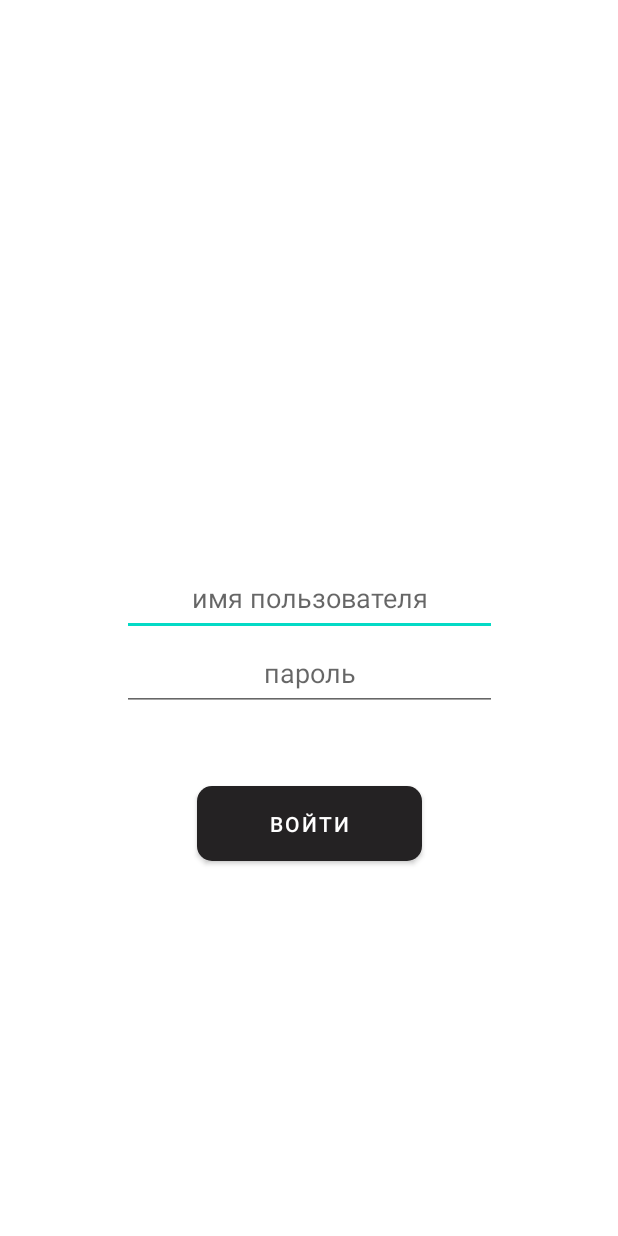
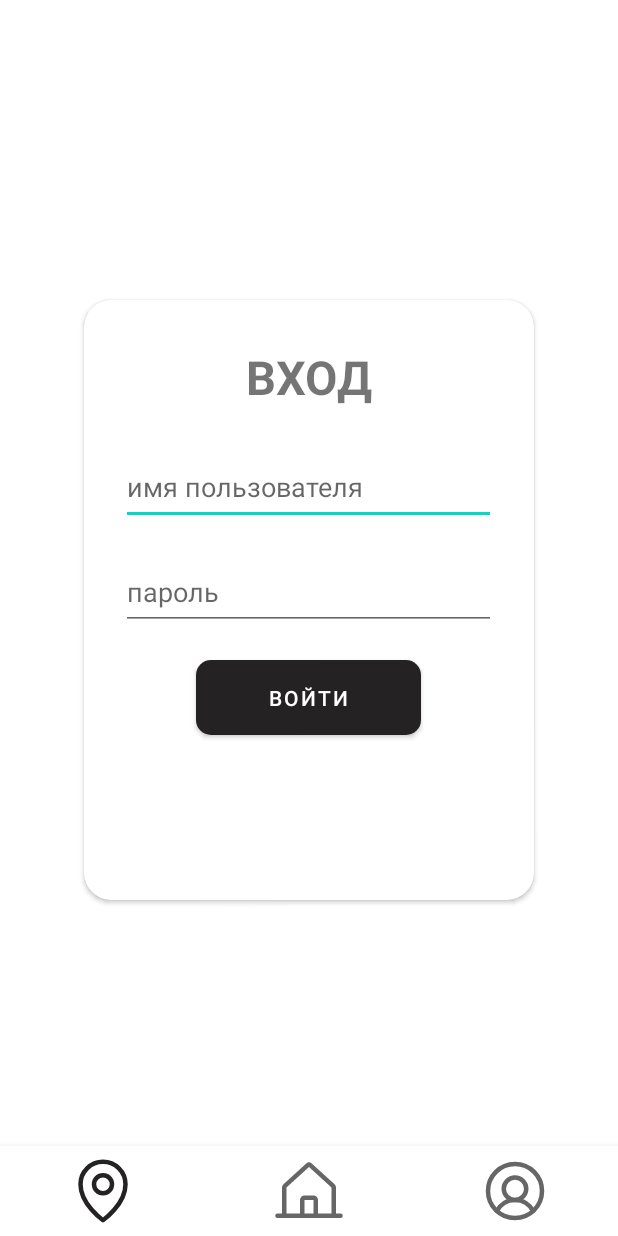
Before and after one commit to drDeepl/institute-mobile-labs, an Android app: the screen it shows after launch (UserAccountActivity), item 3 of the bottom bar chosen, on a phone screen of 412 x 824 dp. Run offline under Robolectric (Android 15) with nearby library versions, the phone set to English and light mode, and no system bars; libraries missing offline, so code that uses them is left out: org.slf4j; 1 statement that could not run was skipped.

Commit message:
added design form sign in

```diff
--- a/app/src/main/java/com/example/lab5v2/MainActivity.kt
+++ b/app/src/main/java/com/example/lab5v2/MainActivity.kt
@@ -47,9 +47,8 @@ class MainActivity : AppCompatActivity() {
         btnFindTransport.setOnClickListener {
             setCurrentLocationOnMap()
         }
+
         val navigationBottom: BottomNavigationView = findViewById(R.id.bottom_navigation)
-
-
         navigationBottom.setOnNavigationItemSelectedListener { item ->
             when(item.itemId) {
                 R.id.to_find_transport -> {
@@ -57,6 +56,7 @@ class MainActivity : AppCompatActivity() {
 
                 }
                 R.id.to_profile-> toProfileActivity()
+                R.id.to_main_activity -> toMainActivity()
 
             }
             true
@@ -89,11 +89,22 @@ class MainActivity : AppCompatActivity() {
 
 
 
+
+
     private fun toProfileActivity(){
         val intent: Intent = Intent(this, UserAccountActivity::class.java)
         startActivity(intent)
 
     }
+    private fun toMainActivity(){
+        val intent: Intent = Intent(this, MainActivity::class.java)
+        startActivity(intent)
+
+    }
+
+
+
+
     private fun init() {
         LOGGER.info("INIT")
         fusedLocationProviderClient = LocationServices.getFusedLocationProviderClient(this)
--- a/app/src/main/res/layout/activity_user_account.xml
+++ b/app/src/main/res/layout/activity_user_account.xml
@@ -6,13 +6,42 @@
     android:layout_height="match_parent"
     tools:context=".UserAccountActivity">
 
+    <androidx.cardview.widget.CardView
+        android:id="@+id/sign_in_form_card"
+        android:layout_width="300dp"
+        android:layout_height="400dp"
+        android:layout_marginTop="200dp"
+        app:cardCornerRadius="18dp"
+        android:elevation="10dp"
+        app:layout_constraintEnd_toEndOf="parent"
+        app:layout_constraintHorizontal_bias="0.5"
+        app:layout_constraintStart_toStartOf="parent"
+        app:layout_constraintTop_toTopOf="parent">
+        <TextView
+            android:id="@+id/header_card_sign_in"
+            android:layout_width="250dp"
+            android:layout_height="50dp"
+            android:layout_marginTop="30dp"
+            android:textAlignment="center"
+            android:text="ВХОД"
+            android:textStyle="bold"
+            android:textSize="31dp"
+            android:layout_gravity="center_horizontal"
+            app:layout_constraintEnd_toEndOf="parent"
+            app:layout_constraintHorizontal_bias="0.5"
+            app:layout_constraintStart_toStartOf="parent"
+            app:layout_constraintBottom_toBottomOf="parent"
+            />
+
+
+
         <EditText
             android:id="@+id/username_edit_text"
             android:layout_width="250dp"
             android:layout_height="50dp"
-        android:layout_marginBottom="400dp"
+            android:layout_marginTop="100dp"
             android:hint="имя пользователя"
-        android:gravity="center"
+            android:layout_gravity="center_horizontal"
             app:layout_constraintEnd_toEndOf="parent"
             app:layout_constraintHorizontal_bias="0.5"
             app:layout_constraintStart_toStartOf="parent"
@@ -22,9 +51,9 @@
             android:id="@+id/password_edit_text"
             android:layout_width="250dp"
             android:layout_height="50dp"
-        android:layout_marginBottom="350dp"
+            android:layout_marginTop="170dp"
             android:hint="пароль"
-        android:gravity="center"
+            android:layout_gravity="center_horizontal"
             app:layout_constraintEnd_toEndOf="parent"
             app:layout_constraintHorizontal_bias="0.5"
             app:layout_constraintStart_toStartOf="parent"
@@ -34,7 +63,8 @@
             android:id="@+id/btn_log_in"
             android:layout_width="150dp"
             android:layout_height="50dp"
-        android:layout_marginBottom="250dp"
+            android:layout_marginTop="240dp"
+            android:layout_gravity="center_horizontal"
             android:background="@drawable/rounded_header"
             android:text="войти"
             android:gravity="center"
@@ -44,6 +74,25 @@
             app:layout_constraintBottom_toBottomOf="parent"
             />
 
+    </androidx.cardview.widget.CardView>
+
+
+
+
+
+
+
+    <com.google.android.material.bottomnavigation.BottomNavigationView
+        android:id="@+id/bottom_navigation"
+        android:layout_width="match_parent"
+        android:layout_height="60dp"
+        app:itemIconSize="48dp"
+        app:menu="@menu/bottom_navigation_menu"
+        app:layout_constraintEnd_toEndOf="parent"
+        app:layout_constraintHorizontal_bias="0.5"
+        app:layout_constraintStart_toStartOf="parent"
+        app:layout_constraintBottom_toBottomOf="parent"/>
+
 
 
 
```
Also changed, not shown: app/src/main/java/com/example/lab5v2/MapActivity.kt (+11 -3 lines), app/src/main/java/com/example/lab5v2/UserAccountActivity.kt (+56 -24 lines). Lines whose indentation alone changed are shown as unchanged.
